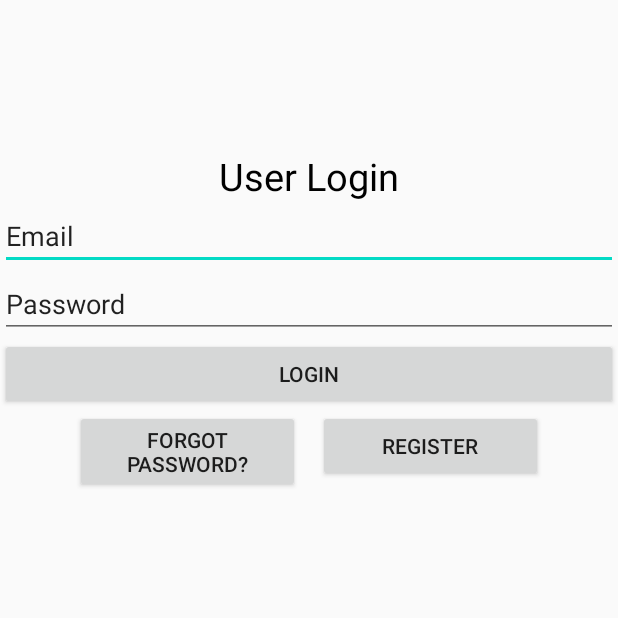
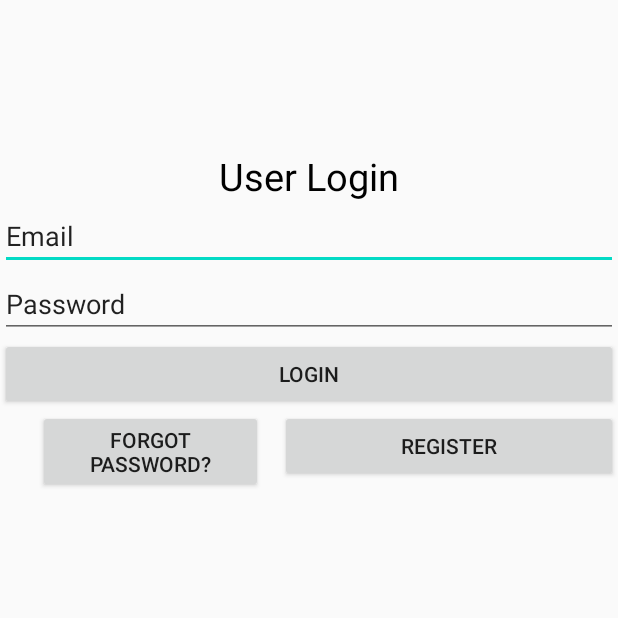
Before and after one commit to TowsifAhamed/Email-Signup, an Android app: the screen it shows after launch (LoginActivity), on a phone screen of 412 x 824 dp, the top half of it. Run offline under Robolectric (Android 15) with nearby library versions, the phone set to English and light mode, and no system bars; our stand-ins replace Firebase (no records; nobody signed in at launch, a user with empty details on screens opened directly).

```diff
--- a/app/build.gradle
+++ b/app/build.gradle
@@ -7,7 +7,7 @@ android {
 
     defaultConfig {
         applicationId "com.example.emailsignup"
-        minSdkVersion 16
+        minSdkVersion 28
         targetSdkVersion 30
         versionCode 1
         versionName "1.0"
@@ -33,4 +33,5 @@ dependencies {
     androidTestImplementation 'androidx.test.ext:junit:1.1.2'
     androidTestImplementation 'androidx.test.espresso:espresso-core:3.3.0'
 
+    implementation 'org.osmdroid:osmdroid-android:6.1.6'
 }
--- a/app/src/main/AndroidManifest.xml
+++ b/app/src/main/AndroidManifest.xml
@@ -1,7 +1,13 @@
 <?xml version="1.0" encoding="utf-8"?>
 <manifest xmlns:android="http://schemas.android.com/apk/res/android"
     package="com.example.emailsignup">
+    <uses-permission android:name="android.permission.ACCESS_FINE_LOCATION" />
+    <uses-permission android:name="android.permission.ACCESS_COARSE_LOCATION" />
+    <uses-permission android:name="android.permission.ACCESS_WIFI_STATE" />
     <uses-permission android:name="android.permission.INTERNET" />
+    <uses-permission android:name="android.permission.ACCESS_NETWORK_STATE" />
+    <uses-permission android:name="android.permission.WRITE_EXTERNAL_STORAGE" />
+    <uses-permission android:name="android.permission.READ_EXTERNAL_STORAGE" />
     <application
         android:allowBackup="true"
         android:icon="@mipmap/ic_launcher"
--- a/app/src/main/java/com/example/emailsignup/LoginActivity.java
+++ b/app/src/main/java/com/example/emailsignup/LoginActivity.java
@@ -20,6 +20,7 @@ public class LoginActivity extends AppCompatActivity {
 
     private EditText email,pass;
     private Button login_btn;
+    private Button reg_btn;
 
     @Override
     protected void onCreate(Bundle savedInstanceState) {
@@ -29,11 +30,18 @@ public class LoginActivity extends AppCompatActivity {
         email = findViewById(R.id.email);
         pass = findViewById(R.id.pass);
         login_btn = findViewById(R.id.login_btn);
+        reg_btn = findViewById(R.id.register);
 
         login_btn.setOnClickListener(new View.OnClickListener() {
             @Override
             public void onClick(View view) {
                 UserLogin();
+            }
+        });
+        reg_btn.setOnClickListener(new View.OnClickListener() {
+            @Override
+            public void onClick(View view) {
+                startActivity(new Intent(LoginActivity.this, RegisterActivity.class));
             }
         });
     }
--- a/app/src/main/java/com/example/emailsignup/RegisterActivity.java
+++ b/app/src/main/java/com/example/emailsignup/RegisterActivity.java
@@ -76,7 +76,7 @@ public class RegisterActivity extends AppCompatActivity {
         }
 
 
-        if (strpass1!=strpass2){
+        if (!strpass1.equals(strpass2)){
             Toast.makeText(RegisterActivity.this,"Passwords didn't match",Toast.LENGTH_SHORT).show();
             return;
         }
--- a/app/src/main/res/layout/activity_login.xml
+++ b/app/src/main/res/layout/activity_login.xml
@@ -38,14 +38,18 @@
             android:layout_height="wrap_content"
             android:text="Forgot password?"
             android:id="@+id/forgot_pass"
-            android:layout_marginLeft="50dp"/>
+            android:layout_marginLeft="25dp"/>
 
         <Button
             android:id="@+id/register"
             android:layout_width="150dp"
             android:layout_height="wrap_content"
             android:layout_alignParentRight="true"
-            android:layout_marginRight="50dp"
+            android:layout_marginStart="11dp"
+            android:layout_marginLeft="11dp"
+            android:layout_marginRight="25dp"
+            android:layout_toEndOf="@+id/forgot_pass"
+            android:layout_toRightOf="@+id/forgot_pass"
             android:text="Register" />
     </RelativeLayout>
 </LinearLayout>
--- a/build.gradle
+++ b/build.gradle
@@ -3,6 +3,7 @@ buildscript {
     repositories {
         google()
         jcenter()
+        mavenCentral()
     }
     dependencies {
         classpath "com.android.tools.build:gradle:4.0.0"
```
Also changed, not shown: app/src/main/java/com/example/emailsignup/MainActivity.java (+93 -2 lines), app/src/main/res/layout/activity_main.xml (+8 -8 lines).
